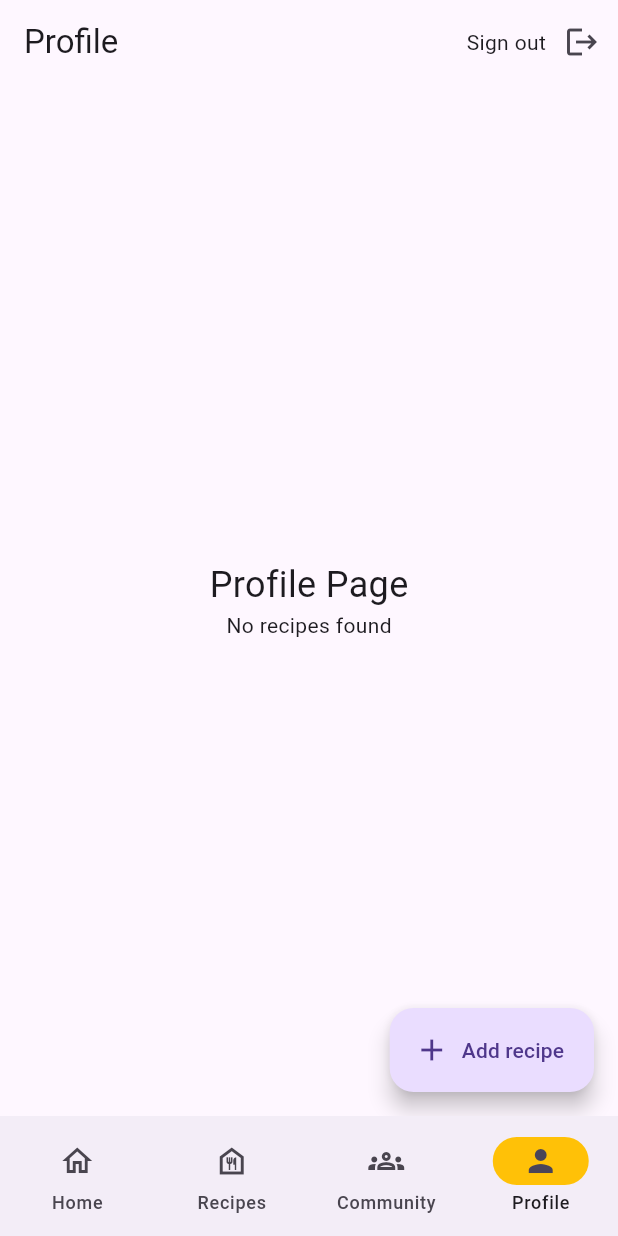
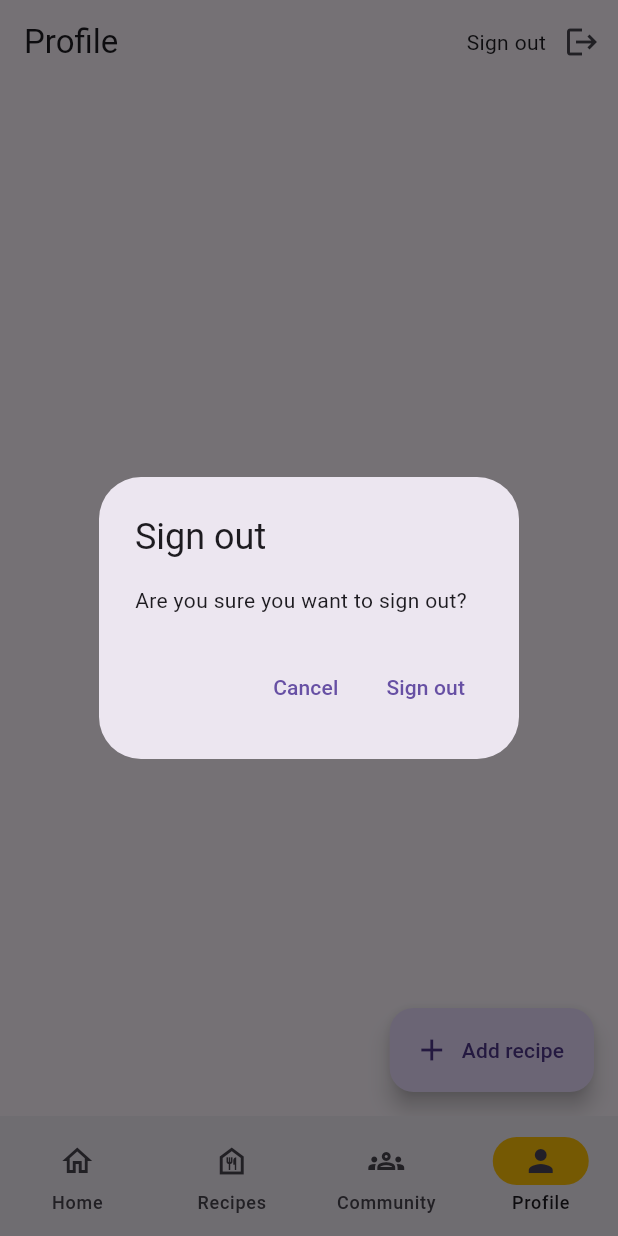
Before and after one commit to dreeew05/sheff_andrew, a Flutter app: the screen it shows once a user with an empty profile is signed in, item 4 of the bottom bar chosen, after a tap on "Sign out", on a phone screen of 412 x 824 dp. Run offline on Flutter 3.47's test engine with Material 3 defaults, Android fonts, the phone set to English and light mode, and no system bars; our stand-ins replace carousel_slider, cloud_firestore, firebase_auth, firebase_core, firebase_storage, google_fonts and 1 more; accounts and stored records are empty.

```diff
--- a/lib/screens/profile/profile_page.dart
+++ b/lib/screens/profile/profile_page.dart
@@ -7,8 +7,37 @@ import 'package:firebase_auth/firebase_auth.dart';
 import 'package:cloud_firestore/cloud_firestore.dart';
 
 // For sign out
-Future<void> signOut() async {
+Future<void> _signOut() async {
   await FirebaseAuth.instance.signOut();
+}
+
+//Alert Dialogue for signing out
+Future<void> _signOutDialog(BuildContext context) async {
+  return showDialog<void>(
+    context: context,
+    barrierDismissible: false,
+    builder: (BuildContext context) {
+      return AlertDialog(
+        title: const Text('Sign out'),
+        content: const Text('Are you sure you want to sign out?'),
+        actions: <Widget>[
+          TextButton(
+            onPressed: () {
+              Navigator.of(context).pop();
+            },
+            child: const Text('Cancel'),
+          ),
+          TextButton(
+            onPressed: () {
+              _signOut();
+              Navigator.of(context).pop();
+            },
+            child: const Text('Sign out'),
+          ),
+        ],
+      );
+    },
+  );
 }
 
 class ProfilePage extends StatefulWidget {
@@ -63,12 +92,13 @@ class _ProfilePageState extends State<ProfilePage> {
         title: const Text('Profile'),
         actions: [
           GestureDetector(
-            onTap: () => signOut(),
+            onTap: () => _signOutDialog(context),
             child: Row(
               children: [
                 const Text("Sign out"),
                 IconButton(
-                    onPressed: () => signOut(), icon: const Icon(Icons.logout)),
+                    onPressed: () => _signOutDialog(context),
+                    icon: const Icon(Icons.logout)),
               ],
             ),
           ),
```
